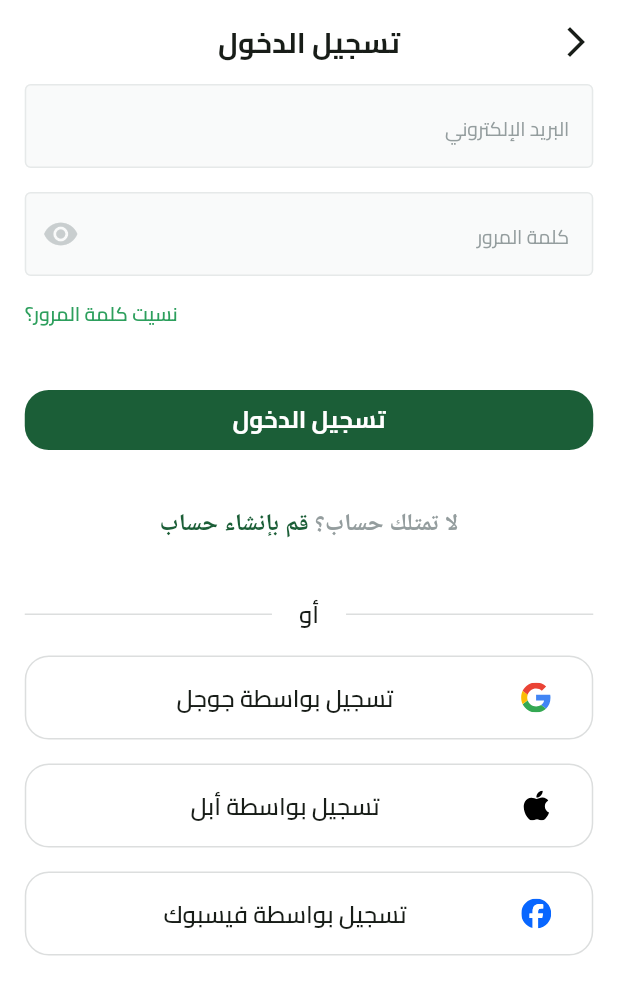
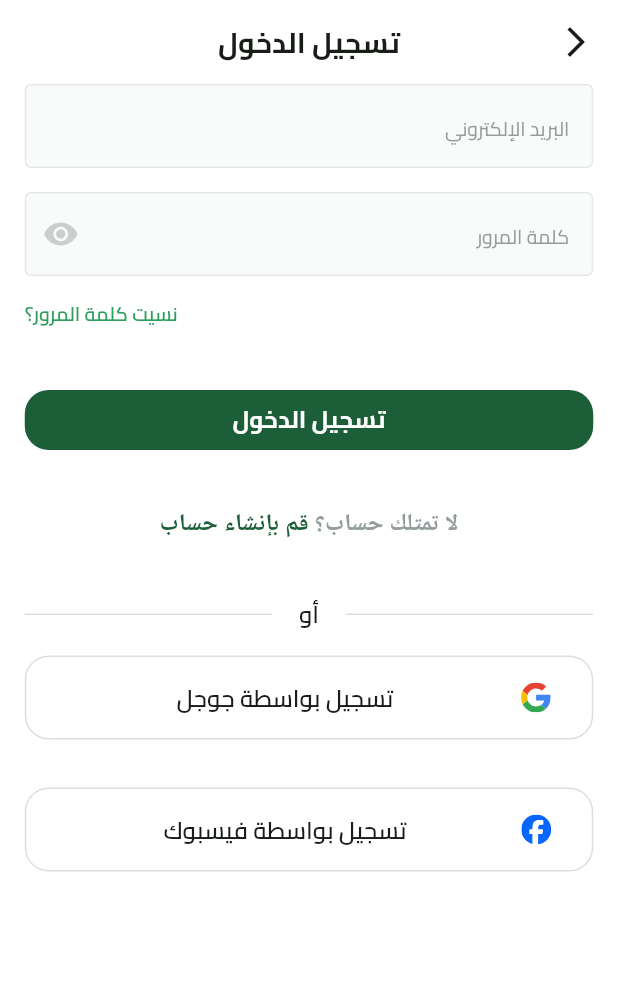
Before and after one commit to seifmoustafa/Fruit-Hub, a Flutter app: the SigninView screen opened by its route, on a phone screen of 412 x 824 dp. Shown: the top 995 px of the screen. Run offline on Flutter 3.47's test engine with Material 3 defaults, Android fonts, the phone set to English and light mode, and no system bars; drawn by our look-alikes of modal_progress_hud_nsn; our stand-ins replace bloc, dartz, dots_indicator, firebase_auth, firebase_core, flutter_bloc and 5 more; missing offline and left inert: animated_snack_bar, flutter_facebook_auth; accounts and stored records are empty.

Commit message:
Add conditional rendering for Apple sign-in button based on platform

```diff
--- a/lib/features/auth/presentation/views/widgets/signin_view_body.dart
+++ b/lib/features/auth/presentation/views/widgets/signin_view_body.dart
@@ -1,3 +1,4 @@
+import 'dart:io';
 import 'package:flutter/material.dart';
 import 'package:fruit_hub/constants.dart';
 import 'package:flutter_bloc/flutter_bloc.dart';
@@ -86,11 +87,13 @@ class _SigninViewBodyState extends State<SigninViewBody> {
                 image: Assets.imagesGoogleIcon,
                 title: 'تسجيل بواسطة جوجل',
               ),
-              SocialLoginButton(
-                onPressed: () {},
-                image: Assets.imagesApplIcon,
-                title: 'تسجيل بواسطة أبل',
-              ),
+              Platform.isIOS
+                  ? SocialLoginButton(
+                      onPressed: () {},
+                      image: Assets.imagesApplIcon,
+                      title: 'تسجيل بواسطة أبل',
+                    )
+                  : const SizedBox(),
               SocialLoginButton(
                 onPressed: () {
                   context.read<SigninCubit>().signInWithFacebook();
```
